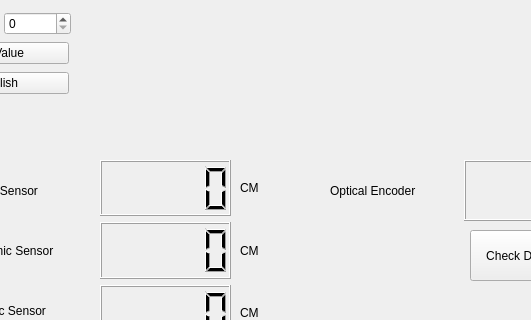
Above: Monster_Truck_UI/src/mainwindow.ui from alexspirou/ROS_Ackerman_Monster_Truck_ before the change; both pictures show x 100 to 631 and y 0 to 320 of the 788 by 594 pixel window. Below: the same form after it.
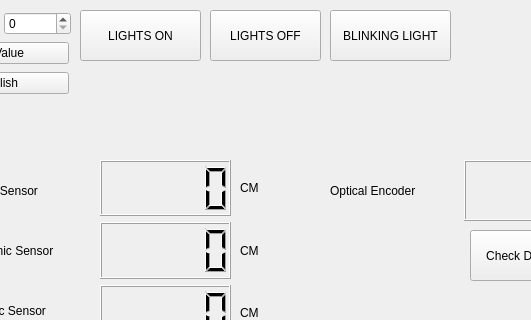
That is the form after the change.

Commit message: led button in qt ok

```diff
--- a/Monster_Truck_UI/src/mainwindow.ui
+++ b/Monster_Truck_UI/src/mainwindow.ui
@@ -232,7 +232,7 @@
      <string>Check DC Motor</string>
     </property>
    </widget>
-   <widget class="QWidget" name="">
+   <widget class="QWidget" name="layoutWidget">
     <property name="geometry">
      <rect>
       <x>430</x>
@@ -254,6 +254,45 @@
      </item>
     </layout>
    </widget>
+   <widget class="QPushButton" name="lights_on_button">
+    <property name="geometry">
+     <rect>
+      <x>180</x>
+      <y>10</y>
+      <width>121</width>
+      <height>51</height>
+     </rect>
+    </property>
+    <property name="text">
+     <string>LIGHTS ON</string>
+    </property>
+   </widget>
+   <widget class="QPushButton" name="lights_off_button">
+    <property name="geometry">
+     <rect>
+      <x>310</x>
+      <y>10</y>
+      <width>111</width>
+      <height>51</height>
+     </rect>
+    </property>
+    <property name="text">
+     <string>LIGHTS OFF</string>
+    </property>
+   </widget>
+   <widget class="QPushButton" name="lights_blinking_button">
+    <property name="geometry">
+     <rect>
+      <x>430</x>
+      <y>10</y>
+      <width>121</width>
+      <height>51</height>
+     </rect>
+    </property>
+    <property name="text">
+     <string>BLINKING LIGHT</string>
+    </property>
+   </widget>
   </widget>
   <widget class="QMenuBar" name="menubar">
    <property name="geometry">
```
The commit also changes 257 other files.
